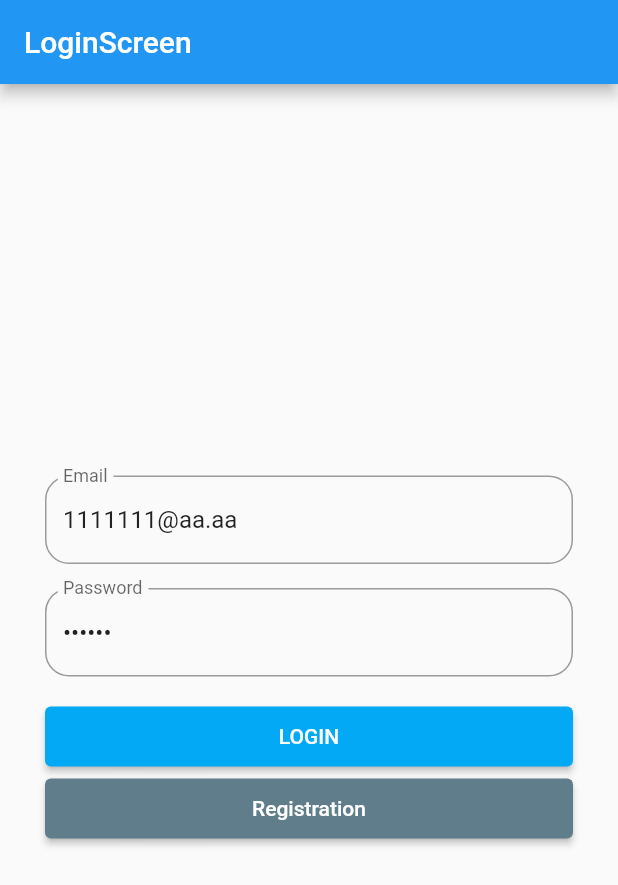
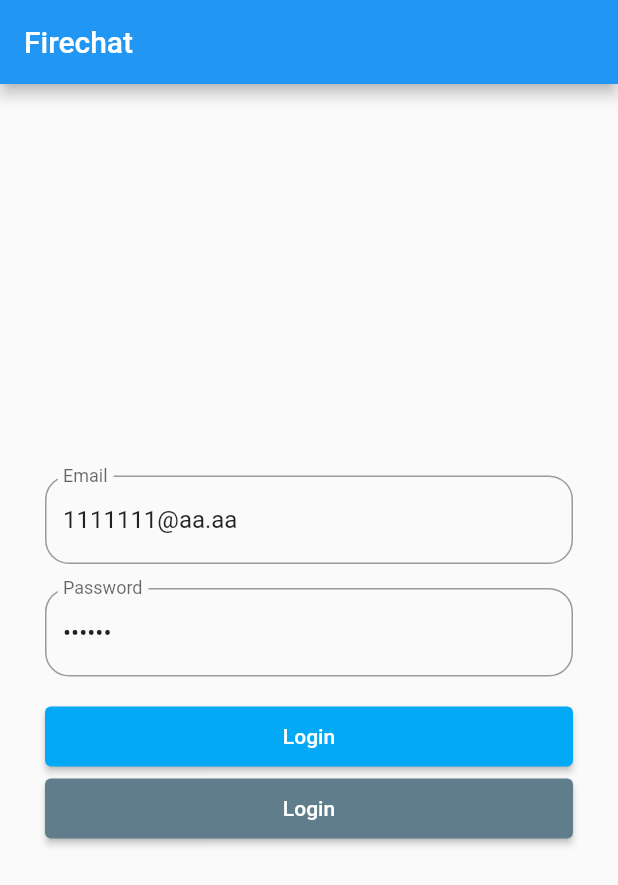
Before and after one commit to SeppoVolsk/ogne_chat, a Flutter app: the screen it shows after launch, on a phone screen of 412 x 824 dp. Shown: the top 885 px of the screen. Run offline on Flutter 3.47's test engine with Material 2 defaults, Android fonts, the light colour scheme and no system bars; our stand-ins replace bloc, bloc_concurrency, cloud_firestore, firebase_auth, firebase_core, firebase_storage and 4 more; missing offline and left inert: a package; accounts and stored records are empty; generated files the repository leaves out were written again.

Commit message:
add intl, flutter_localizations
add locales and arb files - en, ru, fi

```diff
--- /dev/null
+++ b/l10n.yaml
@@ -0,0 +1,3 @@
+arb-dir: lib/l10n
+template-arb-file: app_en.arb
+output-localization-file: app_localizations.dart
--- a/lib/common/ui/initial_widget.dart
+++ b/lib/common/ui/initial_widget.dart
@@ -1,12 +1,13 @@
 import 'package:flutter/material.dart';
 import 'package:flutter_bloc/flutter_bloc.dart';
+import 'package:flutter_localizations/flutter_localizations.dart';
 import 'package:kind_owl/common/domain/di/init_di.dart';
-
 import 'package:kind_owl/common/domain/utils/utils.dart';
 import 'package:kind_owl/common/ui/app_components/app_loading_widget.dart';
 import 'package:kind_owl/common/ui/root_screen_builder.dart';
 import 'package:kind_owl/feature/auth/ui/bloc/auth_bloc.dart';
 import 'package:l/l.dart';
+import 'package:flutter_gen/gen_l10n/app_localizations.dart';
 
 class InitialWidget extends StatelessWidget {
   const InitialWidget({super.key, required this.env});
@@ -26,7 +27,11 @@ class InitialWidget extends StatelessWidget {
           }
           return MultiBlocProvider(
               providers: [BlocProvider(create: (context) => di.authBloc)],
-              child: MaterialApp(home: widgetToShow));
+              child: MaterialApp(
+                  localizationsDelegates:
+                      AppLocalizations.localizationsDelegates,
+                  supportedLocales: AppLocalizations.supportedLocales,
+                  home: widgetToShow));
         });
   }
 }
--- a/lib/feature/auth/ui/login_screen.dart
+++ b/lib/feature/auth/ui/login_screen.dart
@@ -4,6 +4,7 @@ import 'package:kind_owl/common/ui/app_components/app_text_button.dart';
 import 'package:kind_owl/common/ui/app_components/app_text_field.dart';
 import 'package:kind_owl/feature/auth/ui/bloc/auth_bloc.dart';
 import 'package:kind_owl/feature/auth/ui/register_screen.dart';
+import 'package:flutter_gen/gen_l10n/app_localizations.dart';
 
 class LoginScreen extends StatelessWidget {
   LoginScreen({Key? key}) : super(key: key);
@@ -15,7 +16,8 @@ class LoginScreen extends StatelessWidget {
   @override
   Widget build(BuildContext context) {
     return Scaffold(
-        appBar: AppBar(title: const Text("LoginScreen")),
+        appBar:
+            AppBar(title: Text(AppLocalizations.of(context)?.firechat ?? '')),
         body: Form(
           key: formKey,
           child: Center(
@@ -45,14 +47,14 @@ class LoginScreen extends StatelessWidget {
                             password: controllerPassword.text));
                       }
                     },
-                    text: "LOGIN",
+                    text: AppLocalizations.of(context)?.login ?? '',
                   ),
                   AppTextButton(
                     onPressed: () {
                       Navigator.of(context).push(MaterialPageRoute(
                           builder: (context) => RegisterScreen()));
                     },
-                    text: "Registration",
+                    text: AppLocalizations.of(context)?.login ?? '',
                     backgroundColor: Colors.blueGrey,
                   )
                 ],
--- /dev/null
+++ b/lib/l10n/app_en.arb
@@ -0,0 +1,8 @@
+{
+  "firechat": "Firechat",
+  "login": "Login",
+  "@login": {
+        "description": "Login button inscription"
+  },
+  "registration":"Registration"
+}
--- /dev/null
+++ b/lib/l10n/app_fi.arb
@@ -0,0 +1,5 @@
+{
+  "firechat": "Tulipalochatti",
+  "login": "Valtuutus",
+  "registration":"Rekisteröinti"
+}
--- /dev/null
+++ b/lib/l10n/app_ru.arb
@@ -0,0 +1,5 @@
+{
+  "firechat": "Огнечат",
+  "login": "Логин",
+  "registration":"Регистрация"
+}
--- a/pubspec.yaml
+++ b/pubspec.yaml
@@ -14,6 +14,8 @@ dependencies:
   firebase_core: ^2.7.0
   firebase_messaging: ^14.2.5
   firebase_storage: ^11.0.14
+  flutter_localizations:
+    sdk: flutter
   flutter:
     sdk: flutter
   flutter_bloc: ^8.1.2
@@ -31,5 +33,9 @@ dev_dependencies:
   build_runner: ^2.4.0
   json_serializable: ^6.6.1
 
+dependency_overrides:
+  intl: ^0.17.0-nullsafety.2
+
 flutter:
   uses-material-design: true
+  generate: true
```
Also changed, not shown: pubspec.lock.
